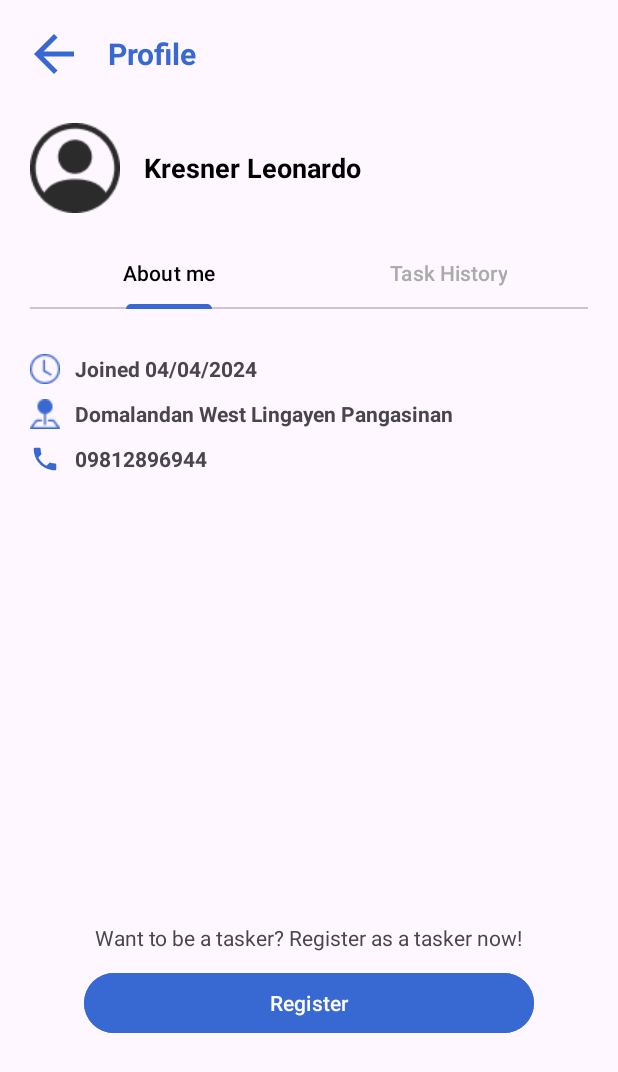
After one commit to Kesh-29/task_connect_app, an Android app: the CitizenProfilePageActivity screen opened directly, with no data from a screen before it, on a phone screen of 412 x 824 dp. The commit adds this screen. Shown: the top 1072 px of the screen. Run offline under Robolectric (Android 15) with nearby library versions, the phone set to English and light mode, and no system bars.

Commit message:
Adding Citizen Profile as XML

```diff
--- a/app/src/main/AndroidManifest.xml
+++ b/app/src/main/AndroidManifest.xml
@@ -2,7 +2,7 @@
 <manifest xmlns:android="http://schemas.android.com/apk/res/android"
     xmlns:tools="http://schemas.android.com/tools">
 
-    <uses-permission android:name="android.permission.INTERNET"/>
+    <uses-permission android:name="android.permission.INTERNET" />
 
     <application
         android:allowBackup="true"
@@ -10,13 +10,15 @@
         android:fullBackupContent="@xml/backup_rules"
         android:icon="@mipmap/ic_launcher"
         android:label="@string/app_name"
+        android:networkSecurityConfig="@xml/network_security_config"
         android:roundIcon="@mipmap/ic_launcher_round"
         android:supportsRtl="true"
         android:theme="@style/Theme.Taskconnectapp"
         android:usesCleartextTraffic="true"
-        android:networkSecurityConfig="@xml/network_security_config"
         tools:targetApi="31">
-
+        <activity
+            android:name=".CitizenProfilePageActivity"
+            android:exported="false" />
         <activity
             android:name=".HomeActivity"
             android:exported="false" />
@@ -40,8 +42,10 @@
             android:exported="true">
             <intent-filter>
                 <action android:name="android.intent.action.MAIN" />
+
                 <category android:name="android.intent.category.LAUNCHER" />
             </intent-filter>
         </activity>
     </application>
+
 </manifest>
--- /dev/null
+++ b/app/src/main/java/com/example/taskconnectapp/CitizenProfilePageActivity.kt
@@ -0,0 +1,20 @@
+package com.example.taskconnectapp
+
+import android.os.Bundle
+import androidx.activity.enableEdgeToEdge
+import androidx.appcompat.app.AppCompatActivity
+import androidx.core.view.ViewCompat
+import androidx.core.view.WindowInsetsCompat
+
+class CitizenProfilePageActivity : AppCompatActivity() {
+    override fun onCreate(savedInstanceState: Bundle?) {
+        super.onCreate(savedInstanceState)
+        enableEdgeToEdge()
+        setContentView(R.layout.activity_citizen_profile_page)
+        ViewCompat.setOnApplyWindowInsetsListener(findViewById(R.id.main)) { v, insets ->
+            val systemBars = insets.getInsets(WindowInsetsCompat.Type.systemBars())
+            v.setPadding(systemBars.left, systemBars.top, systemBars.right, systemBars.bottom)
+            insets
+        }
+    }
+}
--- /dev/null
+++ b/app/src/main/res/drawable/baseline_user_phone_24.xml
@@ -0,0 +1,5 @@
+<vector xmlns:android="http://schemas.android.com/apk/res/android" android:height="24dp" android:tint="#3869D3" android:viewportHeight="24" android:viewportWidth="24" android:width="24dp">
+
+    <path android:fillColor="@android:color/white" android:pathData="M6.62,10.79c1.44,2.83 3.76,5.14 6.59,6.59l2.2,-2.2c0.27,-0.27 0.67,-0.36 1.02,-0.24 1.12,0.37 2.33,0.57 3.57,0.57 0.55,0 1,0.45 1,1V20c0,0.55 -0.45,1 -1,1 -9.39,0 -17,-7.61 -17,-17 0,-0.55 0.45,-1 1,-1h3.5c0.55,0 1,0.45 1,1 0,1.25 0.2,2.45 0.57,3.57 0.11,0.35 0.03,0.74 -0.25,1.02l-2.2,2.2z"/>
+
+</vector>
--- /dev/null
+++ b/app/src/main/res/layout/activity_citizen_profile_page.xml
@@ -0,0 +1,230 @@
+<?xml version="1.0" encoding="utf-8"?>
+<androidx.constraintlayout.widget.ConstraintLayout xmlns:android="http://schemas.android.com/apk/res/android"
+    xmlns:app="http://schemas.android.com/apk/res-auto"
+    xmlns:tools="http://schemas.android.com/tools"
+    android:id="@+id/main"
+    android:layout_width="match_parent"
+    android:layout_height="match_parent"
+    tools:context=".CitizenProfilePageActivity">
+
+
+        <LinearLayout
+            android:id="@+id/top"
+            android:layout_width="match_parent"
+            android:layout_height="wrap_content"
+            android:orientation="horizontal"
+            android:padding="16dp"
+            app:layout_constraintTop_toTopOf="parent"
+            app:layout_constraintStart_toStartOf="parent"
+            app:layout_constraintEnd_toEndOf="parent"
+            tools:ignore="UseCompoundDrawables">
+
+            <ImageView
+                android:id="@+id/backButton"
+                android:layout_width="40dp"
+                android:layout_height="40dp"
+                android:contentDescription="Back Button"
+                android:src="@drawable/baseline_arrow_back_24"
+                app:tint="@color/blue"
+                tools:ignore="HardcodedText,RedundantDescriptionCheck"
+
+                />
+
+            <TextView
+                android:layout_width="wrap_content"
+                android:layout_height="wrap_content"
+                android:text="Profile"
+                android:textSize="20sp"
+                android:textStyle="bold"
+                android:textColor="@color/blue"
+                android:layout_gravity="center_vertical"
+                android:layout_marginStart="16dp"
+                tools:ignore="HardcodedText"
+                />
+        </LinearLayout>
+
+        <LinearLayout
+            android:id="@+id/profileSection"
+            android:layout_width="match_parent"
+            android:layout_height="wrap_content"
+            android:padding="10dp"
+            android:orientation="vertical"
+            android:layout_marginStart="10dp"
+            android:layout_marginEnd="10dp"
+            app:layout_constraintTop_toBottomOf="@id/top"
+            app:layout_constraintStart_toStartOf="parent"
+            app:layout_constraintEnd_toEndOf="parent">
+
+            <LinearLayout
+                android:layout_width="match_parent"
+                android:layout_height="wrap_content"
+                android:orientation="horizontal"
+                android:gravity="center_vertical"
+                tools:ignore="UseCompoundDrawables">
+
+                <ImageView
+                    android:id="@+id/ivUserProfile"
+                    android:layout_width="60dp"
+                    android:layout_height="60dp"
+                    android:src="@drawable/user_profile"
+                    android:layout_marginEnd="16dp"
+                    android:contentDescription="Profile Picture"
+                    tools:ignore="HardcodedText"
+                    />
+
+                <TextView
+                    android:id="@+id/TvUserNameValue"
+                    android:layout_width="wrap_content"
+                    android:layout_height="wrap_content"
+                    android:text="Kresner Leonardo"
+                    android:textSize="18sp"
+                    android:textColor="@color/black"
+                    android:textStyle="bold"
+                    tools:ignore="HardcodedText"
+                    />
+            </LinearLayout>
+
+            <com.google.android.material.tabs.TabLayout
+                android:id="@+id/tabLayout"
+                android:layout_width="match_parent"
+                android:layout_height="wrap_content"
+                app:tabIndicatorColor="@color/blue"
+                app:tabTextColor="@android:color/darker_gray"
+                app:tabSelectedTextColor="@color/black"
+                android:layout_marginTop="16dp">
+
+                <com.google.android.material.tabs.TabItem
+                    android:id="@+id/tabAboutMe"
+                    android:layout_width="wrap_content"
+                    android:layout_height="wrap_content"
+                    android:text="@string/about_me" />
+
+                <com.google.android.material.tabs.TabItem
+                    android:id="@+id/tabTaskHistory"
+                    android:layout_width="wrap_content"
+                    android:layout_height="wrap_content"
+                    android:text="@string/task_history" />
+            </com.google.android.material.tabs.TabLayout>
+        </LinearLayout>
+
+        <LinearLayout
+            android:id="@+id/UserInformation"
+            android:layout_width="match_parent"
+            android:layout_height="wrap_content"
+            android:orientation="vertical"
+            android:layout_marginTop="10dp"
+            app:layout_constraintTop_toBottomOf="@+id/profileSection"
+            app:layout_constraintStart_toStartOf="parent">
+
+            <LinearLayout
+                android:layout_width="wrap_content"
+                android:layout_height="wrap_content"
+                android:orientation="horizontal"
+                android:layout_marginStart="20dp"
+                android:layout_marginTop="10dp"
+                tools:ignore="UseCompoundDrawables">
+
+                <ImageView
+                    android:layout_width="20dp"
+                    android:layout_height="20dp"
+                    android:src="@drawable/clock_icon"
+                    android:contentDescription="Date"
+                    tools:ignore="HardcodedText"
+                    />
+
+                <TextView
+                    android:id="@+id/joinedDate"
+                    android:layout_width="wrap_content"
+                    android:layout_height="wrap_content"
+                    android:text="Joined 04/04/2024"
+                    android:textStyle="bold"
+                    android:layout_marginStart="10dp"
+                    tools:ignore="HardcodedText"
+                    />
+
+            </LinearLayout>
+
+            <LinearLayout
+                android:layout_width="wrap_content"
+                android:layout_height="wrap_content"
+                android:orientation="horizontal"
+                android:layout_marginStart="20dp"
+                android:layout_marginTop="10dp"
+                app:layout_constraintStart_toStartOf="parent"
+                tools:ignore="UseCompoundDrawables">
+
+                <ImageView
+                    android:layout_width="20dp"
+                    android:layout_height="20dp"
+                    android:src="@drawable/location_icon"
+                    android:contentDescription="location"
+                    tools:ignore="HardcodedText"
+                    />
+
+                <TextView
+                    android:id="@+id/UserLocation"
+                    android:layout_width="wrap_content"
+                    android:layout_height="wrap_content"
+                    android:text="Domalandan West Lingayen Pangasinan"
+                    android:textStyle="bold"
+                    android:layout_marginStart="10dp"
+                    tools:ignore="HardcodedText"
+                    />
+            </LinearLayout>
+
+            <LinearLayout
+                android:layout_width="wrap_content"
+                android:layout_height="wrap_content"
+                android:orientation="horizontal"
+                android:layout_marginStart="20dp"
+                android:layout_marginTop="10dp"
+                app:layout_constraintStart_toStartOf="parent"
+                tools:ignore="UseCompoundDrawables">
+
+                <ImageView
+                    android:layout_width="20dp"
+                    android:layout_height="20dp"
+                    android:src="@drawable/baseline_user_phone_24"
+                    tools:ignore="ContentDescription" />
+
+                <TextView
+                    android:id="@+id/UserPhoneNumber"
+                    android:layout_width="wrap_content"
+                    android:layout_height="wrap_content"
+                    android:text="09812896944"
+                    android:textStyle="bold"
+                    android:layout_marginStart="10dp"
+                    tools:ignore="HardcodedText"
+                    />
+            </LinearLayout>
+
+        </LinearLayout>
+
+        <TextView
+            android:id="@+id/Question"
+            android:layout_width="wrap_content"
+            android:layout_height="wrap_content"
+            android:layout_marginTop="200dp"
+            android:text="Want to be a tasker? Register as a tasker now!"
+            app:layout_constraintStart_toStartOf="parent"
+            app:layout_constraintEnd_toEndOf="parent"
+            app:layout_constraintBottom_toBottomOf="parent"
+            app:layout_constraintTop_toTopOf="@+id/UserInformation"
+            tools:ignore="HardcodedText"
+            />
+
+        <Button
+            android:id="@+id/btnRegister"
+            android:layout_width="300dp"
+            android:layout_height="wrap_content"
+            android:text="Register"
+            android:layout_marginTop="10dp"
+            android:backgroundTint="@color/blue"
+            app:layout_constraintTop_toBottomOf="@+id/Question"
+            app:layout_constraintStart_toStartOf="parent"
+            app:layout_constraintEnd_toEndOf="parent"
+            tools:ignore="HardcodedText"
+            />
+
+
+    </androidx.constraintlayout.widget.ConstraintLayout>
--- a/app/src/main/res/values/strings.xml
+++ b/app/src/main/res/values/strings.xml
@@ -26,4 +26,6 @@
     <!-- TODO: Remove or change this placeholder text -->
     <string name="hello_blank_fragment">Hello blank fragment</string>
     <string name="fixed">Fixed</string>
+    <string name="about_me">About me</string>
+    <string name="task_history">Task History</string>
 </resources>
```
Also changed, not shown: app/src/main/res/drawable/clock_icon.png (added), app/src/main/res/drawable/location_icon.png (added), app/src/main/res/drawable/user_profile.png (added).
